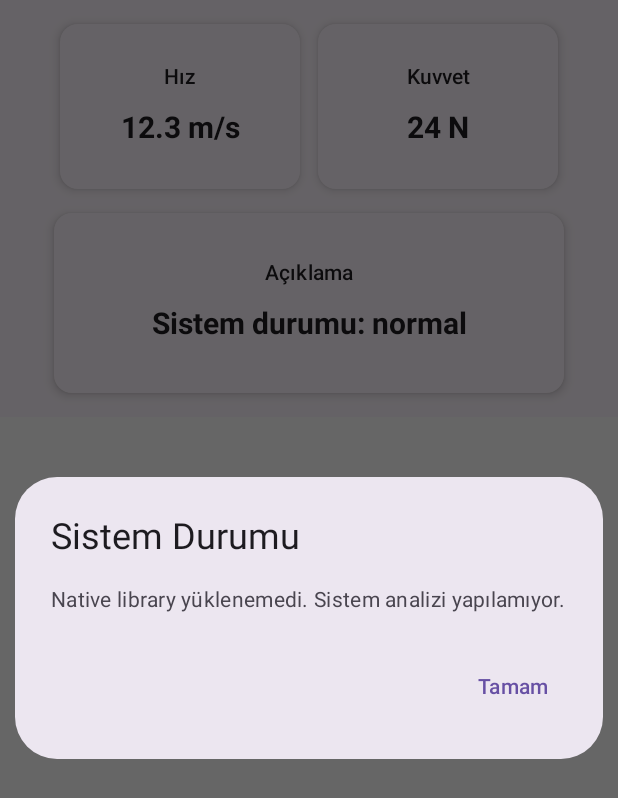
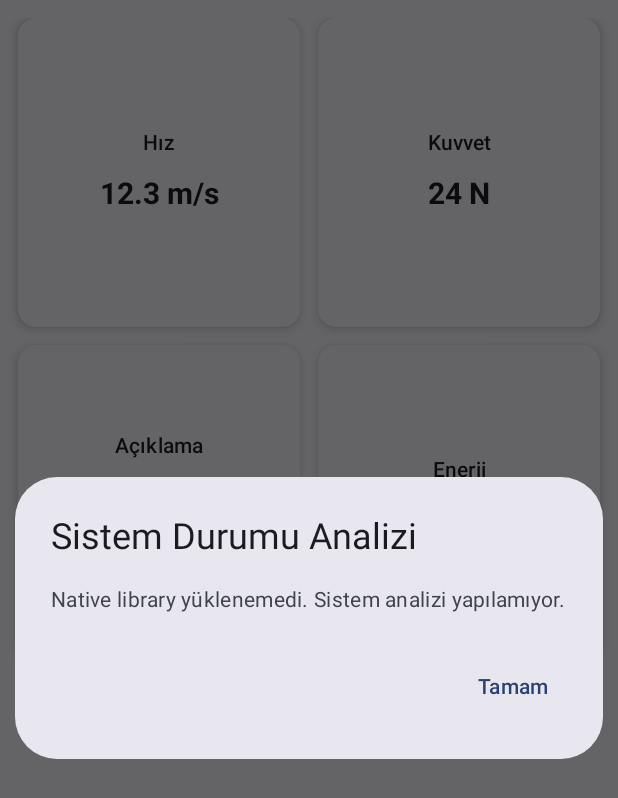
Before and after one commit to yusufyorunc/Fizik-Simulator, an Android app built with Jetpack Compose: the screen it shows after launch (MainActivity), after a tap on "Açıklama", on a phone screen of 412 x 824 dp. Shown: the top 798 px of the screen. Run offline under Robolectric (Android 15) with nearby library versions, the phone set to English and light mode, and no system bars.

Commit message:
Add: Enhance HomeScreen with dynamic card data and layout improvements; update theme and localization

```diff
--- a/app/build.gradle.kts
+++ b/app/build.gradle.kts
@@ -73,6 +73,7 @@ dependencies {
     implementation(libs.androidx.activity.compose)
     implementation(libs.androidx.material3)
     implementation(libs.androidx.ui.tooling.preview)
+    implementation(libs.androidx.foundation.layout)
     debugImplementation(libs.androidx.ui.tooling)
 
     implementation(libs.androidx.core.ktx)
--- a/app/src/main/java/com/yusufyorunc/fizik/simulator/MainActivity.kt
+++ b/app/src/main/java/com/yusufyorunc/fizik/simulator/MainActivity.kt
@@ -5,8 +5,8 @@ import android.widget.Toast
 import androidx.activity.ComponentActivity
 import androidx.activity.compose.setContent
 import com.yusufyorunc.fizik.simulator.screens.home.HomeScreen
-import androidx.compose.material3.MaterialTheme
 import androidx.compose.material3.Surface
+import com.yusufyorunc.fizik.simulator.ui.theme.FizikSimulatorTheme
 
 class MainActivity : ComponentActivity() {
 
@@ -16,11 +16,11 @@ class MainActivity : ComponentActivity() {
             val welcomeMessage = NativeLibrary.safeStringFromJNI()
             Toast.makeText(this, welcomeMessage, Toast.LENGTH_LONG).show()
         } catch (_: Exception) {
-            Toast.makeText(this, "Fizik Simülatörüne Hoş Geldiniz!", Toast.LENGTH_SHORT).show()
+            Toast.makeText(this, "Error", Toast.LENGTH_SHORT).show()
         }
 
         setContent {
-            MaterialTheme {
+            FizikSimulatorTheme {
                 Surface {
                     HomeScreen()
                 }
--- a/app/src/main/java/com/yusufyorunc/fizik/simulator/screens/home/HomeScreen.kt
+++ b/app/src/main/java/com/yusufyorunc/fizik/simulator/screens/home/HomeScreen.kt
@@ -1,13 +1,13 @@
 package com.yusufyorunc.fizik.simulator.screens.home
 
+import android.annotation.SuppressLint
 import androidx.compose.foundation.layout.Arrangement
-import androidx.compose.foundation.layout.Column
-import androidx.compose.foundation.layout.Row
-import androidx.compose.foundation.layout.Spacer
-import androidx.compose.foundation.layout.fillMaxWidth
+import androidx.compose.foundation.layout.fillMaxSize
 import androidx.compose.foundation.layout.height
 import androidx.compose.foundation.layout.padding
-import androidx.compose.foundation.layout.width
+import androidx.compose.foundation.lazy.grid.GridCells
+import androidx.compose.foundation.lazy.grid.LazyVerticalGrid
+import androidx.compose.foundation.lazy.grid.items
 import androidx.compose.material3.AlertDialog
 import androidx.compose.material3.MaterialTheme
 import androidx.compose.material3.Surface
@@ -18,14 +18,24 @@ import androidx.compose.runtime.getValue
 import androidx.compose.runtime.mutableStateOf
 import androidx.compose.runtime.remember
 import androidx.compose.runtime.setValue
-import androidx.compose.ui.Alignment
 import androidx.compose.ui.Modifier
+import androidx.compose.ui.platform.LocalConfiguration
 import androidx.compose.ui.res.stringResource
+import androidx.compose.ui.tooling.preview.Preview
 import androidx.compose.ui.unit.dp
+import com.yusufyorunc.fizik.simulator.NativeLibrary
+import com.yusufyorunc.fizik.simulator.R
 import com.yusufyorunc.fizik.simulator.ui.widgets.StatCard
-import com.yusufyorunc.fizik.simulator.NativeLibrary
 
 
+data class CardData(
+    val title: String,
+    val value: String,
+    val dialogTitle: String,
+    val nativeCall: () -> String
+)
+
+@SuppressLint("ConfigurationScreenWidthHeight")
 @Composable
 fun HomeScreen() {
 
@@ -34,98 +44,79 @@ fun HomeScreen() {
     var dialogTitle by remember { mutableStateOf("") }
     var dialogContent by remember { mutableStateOf("") }
 
+    val configuration = LocalConfiguration.current
+    val cardHeight = configuration.screenHeightDp.dp * 0.25f
+
+    val cardItems = listOf(
+        CardData(
+            title = stringResource(id = R.string.speed),
+            value = stringResource(id = R.string.speed_value, speedFloat),
+            dialogTitle = stringResource(id = R.string.speed_analysis),
+            nativeCall = { NativeLibrary.safeOnSpeedCardClicked() }
+        ),
+        CardData(
+            title = stringResource(id = R.string.force),
+            value = "24 N",
+            dialogTitle = stringResource(id = R.string.force_analysis),
+            nativeCall = { NativeLibrary.safeOnForceCardClicked() }
+        ),
+        CardData(
+            title = stringResource(id = R.string.description),
+            value = stringResource(id = R.string.system_status, "normal"),
+            dialogTitle = stringResource(id = R.string.system_status_analysis),
+            nativeCall = { NativeLibrary.safeOnDescriptionCardClicked() }
+        ),
+        CardData(
+            title = stringResource(id = R.string.energy),
+            value = "120 J",
+            dialogTitle = stringResource(id = R.string.energy_analysis),
+            nativeCall = { "Enerji verileri C++ tarafından hesaplandı." }
+        ),
+    )
+
     Surface(
-        modifier = Modifier.fillMaxWidth(),
+        modifier = Modifier.fillMaxSize(),
         color = MaterialTheme.colorScheme.background
     ) {
-        Column(
+        LazyVerticalGrid(
+            columns = GridCells.Fixed(2),
             modifier = Modifier
-                .padding(16.dp)
-                .fillMaxWidth(),
-            verticalArrangement = Arrangement.Top,
-            horizontalAlignment = Alignment.CenterHorizontally
+                .fillMaxSize()
+                .padding(12.dp),
+            horizontalArrangement = Arrangement.spacedBy(12.dp),
+            verticalArrangement = Arrangement.spacedBy(12.dp)
         ) {
-            // İki yan yana kart
-            Row(
-                modifier = Modifier.fillMaxWidth(),
-                horizontalArrangement = Arrangement.Center,
-                verticalAlignment = Alignment.CenterVertically
-            ) {
+            items(cardItems) { cardData ->
                 StatCard(
-                    title = stringResource(id = com.yusufyorunc.fizik.simulator.R.string.speed),
-                    value = stringResource(
-                        id = com.yusufyorunc.fizik.simulator.R.string.speed_value,
-                        speedFloat
-                    ),
-                    width = 160.dp,
-                    height = 110.dp,
+                    modifier = Modifier.height(cardHeight),
+                    title = cardData.title,
+                    value = cardData.value,
                     onClick = {
-                        val result = NativeLibrary.safeOnSpeedCardClicked()
-                        dialogTitle = "Hız Analizi"
-                        dialogContent = result
-                        showDialog = true
-                    }
-
-                )
-                Spacer(modifier = Modifier.width(12.dp))
-                StatCard(
-                    title = stringResource(id = com.yusufyorunc.fizik.simulator.R.string.force),
-                    value = "24 N",
-                    width = 160.dp,
-                    height = 110.dp,
-                    onClick = {
-                        val result = NativeLibrary.safeOnForceCardClicked()
-                        dialogTitle = "Kuvvet Analizi"
-                        dialogContent = result
+                        dialogContent = cardData.nativeCall()
+                        dialogTitle = cardData.dialogTitle
                         showDialog = true
                     }
                 )
             }
-
-            Spacer(modifier = Modifier.height(16.dp))
-
-            // Alta sıralı geniş kart
-            StatCard(
-                title = stringResource(id = com.yusufyorunc.fizik.simulator.R.string.description),
-                value = stringResource(
-                    id = com.yusufyorunc.fizik.simulator.R.string.system_status,
-                    "normal"
-                ),
-                width = 340.dp,
-                height = 120.dp,
-                onClick = {
-                    val result = NativeLibrary.safeOnDescriptionCardClicked()
-                    dialogTitle = "Sistem Durumu"
-                    dialogContent = result
-                    showDialog = true
-                }
-            )
         }
     }
 
-    // Sonuçları gösteren dialog
     if (showDialog) {
         AlertDialog(
             onDismissRequest = { showDialog = false },
-            title = {
-                Text(
-                    text = dialogTitle,
-                    style = MaterialTheme.typography.headlineSmall
-                )
-            },
-            text = {
-                Text(
-                    text = dialogContent,
-                    style = MaterialTheme.typography.bodyMedium
-                )
-            },
+            title = { Text(text = dialogTitle, style = MaterialTheme.typography.headlineSmall) },
+            text = { Text(text = dialogContent, style = MaterialTheme.typography.bodyMedium) },
             confirmButton = {
-                TextButton(
-                    onClick = { showDialog = false }
-                ) {
-                    Text("Tamam")
+                TextButton(onClick = { showDialog = false }) {
+                    Text(stringResource(id = R.string.ok))
                 }
             }
         )
     }
 }
+
+@Preview(showBackground = true)
+@Composable
+fun HomeScreenPreview() {
+    HomeScreen()
+}
--- /dev/null
+++ b/app/src/main/java/com/yusufyorunc/fizik/simulator/ui/theme/Theme.kt
@@ -0,0 +1,33 @@
+package com.yusufyorunc.fizik.simulator.ui.theme
+
+import android.os.Build
+import androidx.compose.foundation.isSystemInDarkTheme
+import androidx.compose.material3.MaterialTheme
+import androidx.compose.material3.darkColorScheme
+import androidx.compose.material3.dynamicDarkColorScheme
+import androidx.compose.material3.dynamicLightColorScheme
+import androidx.compose.material3.lightColorScheme
+import androidx.compose.runtime.Composable
+import androidx.compose.ui.platform.LocalContext
+
+@Composable
+fun FizikSimulatorTheme(
+    useDarkTheme: Boolean = isSystemInDarkTheme(),
+    dynamicColor: Boolean = true,
+    content: @Composable () -> Unit
+) {
+    val context = LocalContext.current
+    val colorScheme = when {
+        dynamicColor && Build.VERSION.SDK_INT >= Build.VERSION_CODES.S -> {
+            if (useDarkTheme) dynamicDarkColorScheme(context) else dynamicLightColorScheme(context)
+        }
+
+        useDarkTheme -> darkColorScheme()
+        else -> lightColorScheme()
+    }
+
+    MaterialTheme(
+        colorScheme = colorScheme,
+        content = content
+    )
+}
--- a/app/src/main/java/com/yusufyorunc/fizik/simulator/ui/widgets/StatCard.kt
+++ b/app/src/main/java/com/yusufyorunc/fizik/simulator/ui/widgets/StatCard.kt
@@ -4,9 +4,7 @@ import androidx.compose.foundation.clickable
 import androidx.compose.foundation.layout.Arrangement
 import androidx.compose.foundation.layout.Column
 import androidx.compose.foundation.layout.fillMaxSize
-import androidx.compose.foundation.layout.height
 import androidx.compose.foundation.layout.padding
-import androidx.compose.foundation.layout.width
 import androidx.compose.material3.Card
 import androidx.compose.material3.CardDefaults
 import androidx.compose.material3.MaterialTheme
@@ -16,23 +14,18 @@ import androidx.compose.ui.Alignment
 import androidx.compose.ui.Modifier
 import androidx.compose.ui.text.font.FontWeight
 import androidx.compose.ui.text.style.TextAlign
-import androidx.compose.ui.unit.Dp
 import androidx.compose.ui.unit.dp
 import androidx.compose.ui.unit.sp
 
 @Composable
 fun StatCard(
+    modifier: Modifier = Modifier,
     title: String,
     value: String,
-    width: Dp = 160.dp,
-    height: Dp = 100.dp,
     onClick: () -> Unit = {}
 ) {
     Card(
-        modifier = Modifier
-            .width(width)
-            .height(height)
-            .clickable { onClick() },
+        modifier = modifier.clickable { onClick() },
         colors = CardDefaults.cardColors(containerColor = MaterialTheme.colorScheme.surface),
         elevation = CardDefaults.cardElevation(defaultElevation = 4.dp),
     ) {
--- a/app/src/main/res/values/strings.xml
+++ b/app/src/main/res/values/strings.xml
@@ -5,9 +5,14 @@
     <string name="speed">Hız</string>
     <string name="force">Kuvvet</string>
     <string name="description">Açıklama</string>
-
     <string name="speed_value">%1$.1f m/s</string>
     <string name="system_status">Sistem durumu: %1$s</string>
+    <string name="energy">Enerji</string>
+    <string name="speed_analysis">Hız Analizi</string>
+    <string name="force_analysis">Kuvvet Analizi</string>
+    <string name="system_status_analysis">Sistem Durumu Analizi</string>
+    <string name="energy_analysis">Enerji Analizi</string>
+    <string name="ok">Tamam</string>
 
     <plurals name="objects_count">
         <item quantity="one">%d nesne</item>
--- a/gradle/libs.versions.toml
+++ b/gradle/libs.versions.toml
@@ -11,6 +11,7 @@ espressoCore = "3.7.0"
 appcompat = "1.7.1"
 material = "1.13.0"
 constraintlayout = "2.2.1"
+foundationLayout = "1.9.2"
 
 [libraries]
 androidx-activity-compose = { module = "androidx.activity:activity-compose", version.ref = "activityCompose" }
@@ -25,6 +26,7 @@ androidx-espresso-core = { group = "androidx.test.espresso", name = "espresso-co
 androidx-appcompat = { group = "androidx.appcompat", name = "appcompat", version.ref = "appcompat" }
 material = { group = "com.google.android.material", name = "material", version.ref = "material" }
 androidx-constraintlayout = { group = "androidx.constraintlayout", name = "constraintlayout", version.ref = "constraintlayout" }
+androidx-foundation-layout = { group = "androidx.compose.foundation", name = "foundation-layout", version.ref = "foundationLayout" }
 
 [plugins]
 android-application = { id = "com.android.application", version.ref = "agp" }
```
